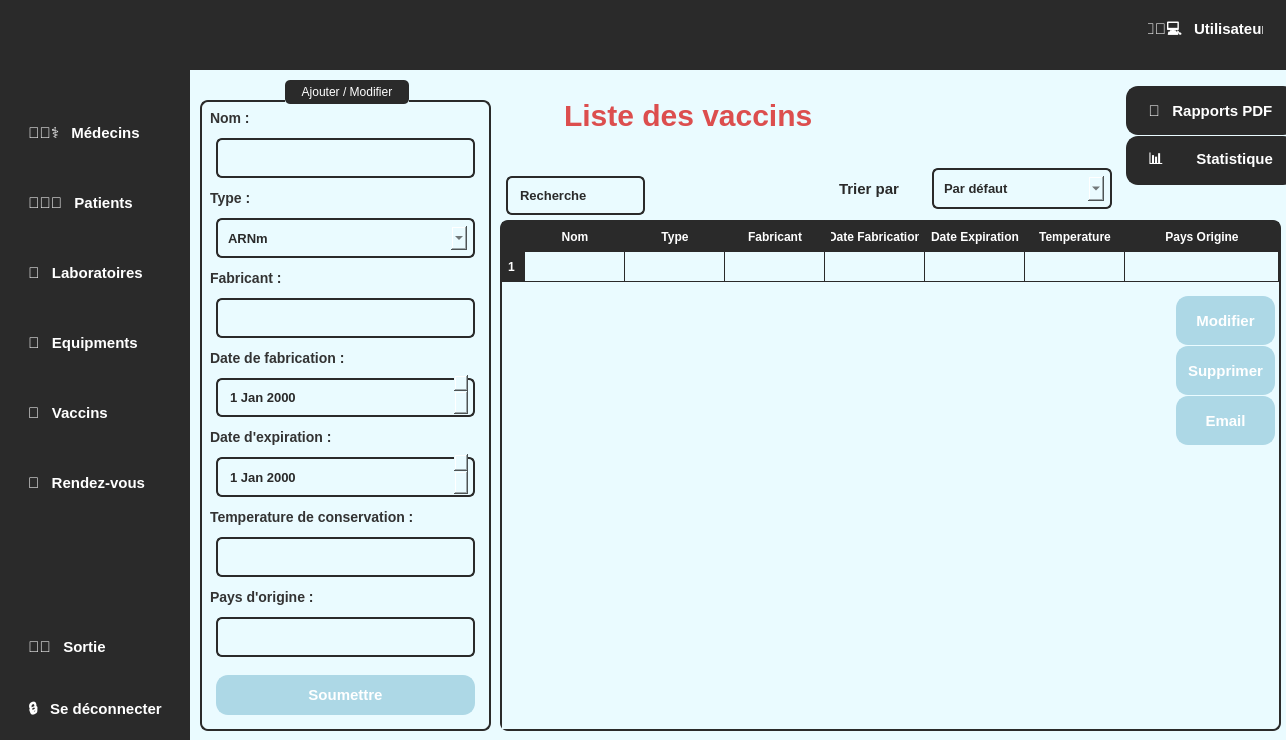
Above: mainwindow.ui from Projetcpp-2A19/projetcpp-2a19-smart-vaccination-center before the change. Below: the same form after it.
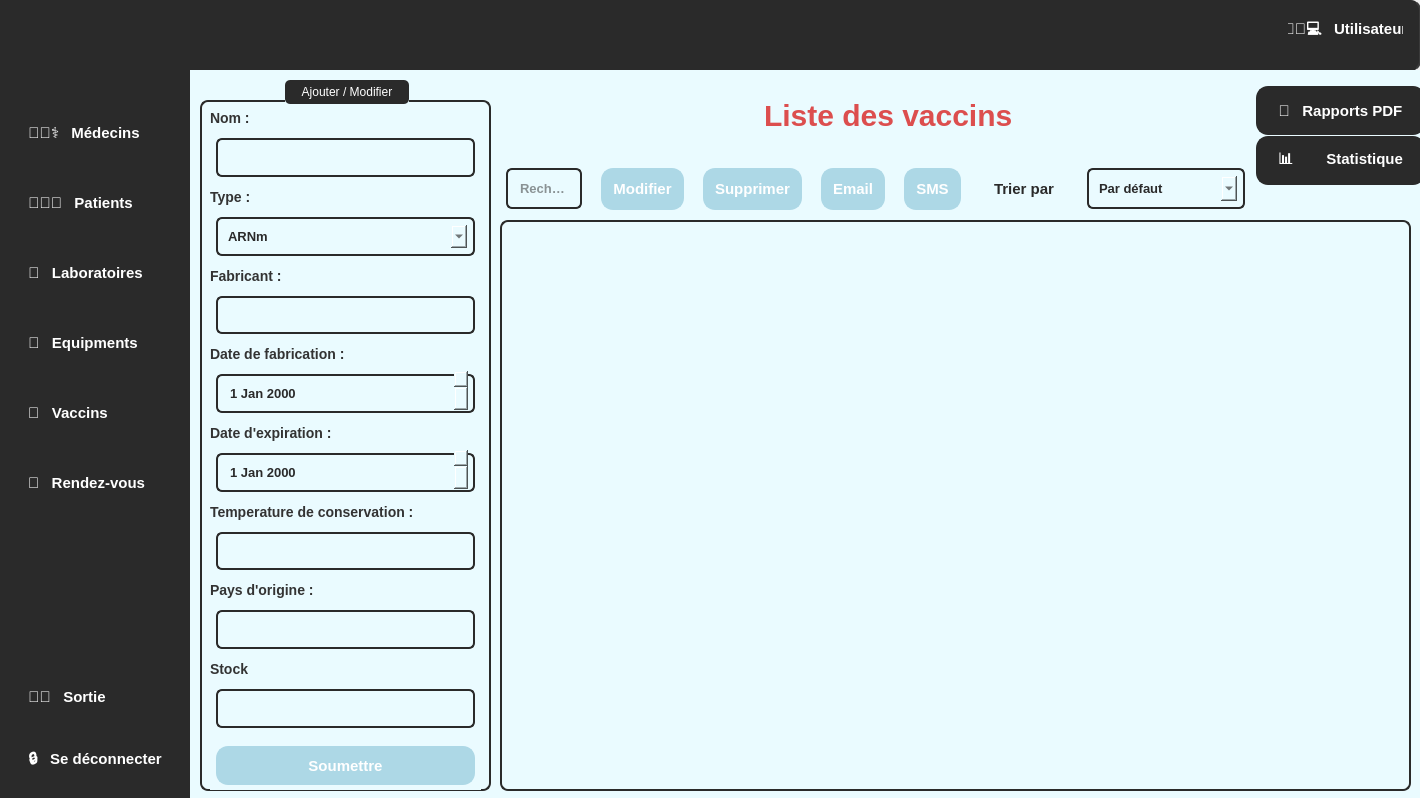
That is the form after the change. The open tabs and pages were chosen to show the change. Icons and pictures are not drawn.

What changed in the file:
```diff
--- a/mainwindow.ui
+++ b/mainwindow.ui
@@ -9,8 +9,8 @@
    <rect>
     <x>0</x>
     <y>0</y>
-    <width>1286</width>
-    <height>740</height>
+    <width>1420</width>
+    <height>798</height>
    </rect>
   </property>
   <property name="minimumSize">
@@ -35,7 +35,7 @@
       <x>0</x>
       <y>0</y>
       <width>191</width>
-      <height>741</height>
+      <height>801</height>
      </rect>
     </property>
     <property name="styleSheet">
@@ -493,7 +493,7 @@
      <property name="geometry">
       <rect>
        <x>10</x>
-       <y>620</y>
+       <y>670</y>
        <width>181</width>
        <height>121</height>
       </rect>
@@ -601,7 +601,7 @@
      <rect>
       <x>180</x>
       <y>0</y>
-      <width>1121</width>
+      <width>1241</width>
       <height>71</height>
      </rect>
     </property>
@@ -671,7 +671,7 @@
     <widget class="QPushButton" name="btnuser">
      <property name="geometry">
       <rect>
-       <x>950</x>
+       <x>1090</x>
        <y>0</y>
        <width>151</width>
        <height>61</height>
@@ -727,8 +727,8 @@
      <rect>
       <x>190</x>
       <y>70</y>
-      <width>1101</width>
-      <height>671</height>
+      <width>1231</width>
+      <height>731</height>
      </rect>
     </property>
     <property name="styleSheet">
@@ -7349,8 +7349,8 @@
        <rect>
         <x>0</x>
         <y>0</y>
-        <width>1101</width>
-        <height>671</height>
+        <width>1231</width>
+        <height>731</height>
        </rect>
       </property>
       <property name="styleSheet">
@@ -7400,10 +7400,116 @@
        <property name="styleSheet">
         <string notr="true">color : black;</string>
        </property>
+       <widget class="QPushButton" name="pdfButton">
+        <property name="geometry">
+         <rect>
+          <x>1060</x>
+          <y>10</y>
+          <width>181</width>
+          <height>61</height>
+         </rect>
+        </property>
+        <property name="styleSheet">
+         <string notr="true">QPushButton {
+    background-color: #2a2a2a   ;
+    color: #ffffff;
+    border: 2px solid #2a2a2a   ;
+    padding: 10px;
+    margin: 6px;
+    border-radius: 12px;
+    font-size: 15px;
+    font-weight: bold;
+    transition: all 0.3s ease-in-out;
+}
+
+QPushButton:hover {
+    background-color: #606060;
+    border-color: #777777;
+}
+
+QPushButton:pressed {
+    background-color: #787878;
+    border-color: #909090;
+}
+
+QPushButton:disabled {
+    background-color: #353535;
+    color: #ffffff;
+    border-color: #444444;
+}
+</string>
+        </property>
+        <property name="text">
+         <string>📑   Rapports PDF</string>
+        </property>
+        <property name="icon">
+         <iconset>
+          <normaloff>:/new/prefix1/icons/microscope_4131002.png</normaloff>:/new/prefix1/icons/microscope_4131002.png</iconset>
+        </property>
+        <property name="checkable">
+         <bool>true</bool>
+        </property>
+        <property name="autoExclusive">
+         <bool>true</bool>
+        </property>
+       </widget>
+       <widget class="QPushButton" name="btnvaccins2">
+        <property name="geometry">
+         <rect>
+          <x>1060</x>
+          <y>60</y>
+          <width>181</width>
+          <height>61</height>
+         </rect>
+        </property>
+        <property name="styleSheet">
+         <string notr="true">QPushButton {
+    background-color: #2a2a2a   ;
+    color: #ffffff;
+    border: 2px solid #2a2a2a   ;
+    padding: 10px;
+    margin: 6px;
+    border-radius: 12px;
+    font-size: 15px;
+    font-weight: bold;
+    transition: all 0.3s ease-in-out;
+}
+
+QPushButton:hover {
+    background-color: #606060;
+    border-color: #777777;
+}
+
+QPushButton:pressed {
+    background-color: #787878;
+    border-color: #909090;
+}
+
+QPushButton:disabled {
+    background-color: #353535;
+    color: #ffffff;
+    border-color: #444444;
+}
+</string>
+        </property>
+        <property name="text">
+         <string>📊        Statistique</string>
+        </property>
+        <property name="icon">
+         <iconset>
+          <normaloff>:/new/prefix1/icons/microscope_4131002.png</normaloff>:/new/prefix1/icons/microscope_4131002.png</iconset>
+        </property>
+        <property name="checkable">
+         <bool>true</bool>
+        </property>
+        <property name="autoExclusive">
+         <bool>true</bool>
+        </property>
+       </widget>
        <widget class="QLabel" name="label_223">
         <property name="geometry">
          <rect>
-          <x>350</x>
+          <x>550</x>
           <y>10</y>
           <width>341</width>
           <height>71</height>
@@ -7423,648 +7529,13 @@
          <string>Liste des vaccins</string>
         </property>
        </widget>
-       <widget class="QWidget" name="popupWidget_14" native="true">
-        <property name="geometry">
-         <rect>
-          <x>1140</x>
-          <y>650</y>
-          <width>51</width>
-          <height>81</height>
-         </rect>
-        </property>
-        <property name="styleSheet">
-         <string notr="true">QWidget {
-    background-color: #2a2a2a;
-    border-right: 2px solid #3a3a3a;
-    border-radius: 10px;
-}
-
-QPushButton {
-    background-color: #3a3a3a;
-    color: #ffffff;
-    border: none;
-    padding: 10px;
-    margin: 5px;
-    border-radius: 10px;
-}
-
-QPushButton:hover {
-    background-color: #4a4a4a;
-}
-
-QPushButton:pressed {
-    background-color: #666666;
-}
-
-QListWidget {
-    background-color: #2a2a2a;
-    color: #ffffff;
-    border: none;
-    border-radius: 10px;
-}
-
-QListWidget::item {
-    padding: 8px;
-    border-radius: 10px;
-}
-
-QListWidget::item:selected {
-    background-color: #4a4a4a;
-}
-
-QScrollBar:vertical {
-    border: none;
-    background: #2a2a2a;
-    width: 8px;
-    margin: 0px 0px 0px 0px;
-    border-radius: 10px;
-}
-
-QScrollBar::handle:vertical {
-    background: #555555;
-    border-radius: 10px;
-}
-
-QScrollBar::handle:vertical:hover {
-    background: #777777;
-}
-
-QScrollBar::add-line:vertical, QScrollBar::sub-line:vertical {
-    border: none;
-    background: none;
-}
-</string>
-        </property>
-        <widget class="QPushButton" name="pushButton_42">
-         <property name="geometry">
-          <rect>
-           <x>30</x>
-           <y>70</y>
-           <width>111</width>
-           <height>51</height>
-          </rect>
-         </property>
-         <property name="styleSheet">
-          <string notr="true">QPushButton {
-    background-color: #2a2a2a;
-    color: #ffffff;
-    border: 2px solid #2a2a2a;
-    padding: 10px;
-    margin: 6px;
-    border-radius: 12px;
-    font-size: 11px;
-    font-weight: bold;
-    text-transform: uppercase;
-    transition: all 0.3s ease-in-out;
-}
-
-QPushButton:hover {
-    background-color: #606060;
-    border-color: #777777;
-}
-
-QPushButton:pressed {
-    background-color: #787878;
-    border-color: #909090;
-}
-
-QPushButton:disabled {
-    background-color: #353535;
-    color: #ffffff;
-    border-color: #444444;
-}
-</string>
-         </property>
-         <property name="text">
-          <string>testtt</string>
-         </property>
-        </widget>
-        <widget class="QPushButton" name="pushButton_43">
-         <property name="geometry">
-          <rect>
-           <x>20</x>
-           <y>0</y>
-           <width>131</width>
-           <height>61</height>
-          </rect>
-         </property>
-         <property name="styleSheet">
-          <string notr="true">QPushButton {
-    background-color: #2a2a2a;
-    color: #ffffff;
-    border: 2px solid #2a2a2a;
-    padding: 10px;
-    margin: 6px;
-    border-radius: 12px;
-    font-size: 11px;
-    font-weight: bold;
-    text-transform: uppercase;
-    transition: all 0.3s ease-in-out;
-}
-
-QPushButton:hover {
-    background-color: #606060;
-    border-color: #777777;
-}
-
-QPushButton:pressed {
-    background-color: #787878;
-    border-color: #909090;
-}
-
-QPushButton:disabled {
-    background-color: #353535;
-    color: #ffffff;
-    border-color: #444444;
-}
-</string>
-         </property>
-         <property name="text">
-          <string>testtt</string>
-         </property>
-        </widget>
-        <widget class="QPushButton" name="pushButton_44">
-         <property name="geometry">
-          <rect>
-           <x>20</x>
-           <y>30</y>
-           <width>131</width>
-           <height>61</height>
-          </rect>
-         </property>
-         <property name="styleSheet">
-          <string notr="true">QPushButton {
-    background-color: #2a2a2a;
-    color: #ffffff;
-    border: 2px solid #2a2a2a;
-    padding: 10px;
-    margin: 6px;
-    border-radius: 12px;
-    font-size: 11px;
-    font-weight: bold;
-    text-transform: uppercase;
-    transition: all 0.3s ease-in-out;
-}
-
-QPushButton:hover {
-    background-color: #606060;
-    border-color: #777777;
-}
-
-QPushButton:pressed {
-    background-color: #787878;
-    border-color: #909090;
-}
-
-QPushButton:disabled {
-    background-color: #353535;
-    color: #ffffff;
-    border-color: #444444;
-}
-</string>
-         </property>
-         <property name="text">
-          <string>testtt</string>
-         </property>
-        </widget>
-       </widget>
-       <widget class="QTableWidget" name="tableau5">
-        <property name="geometry">
-         <rect>
-          <x>310</x>
-          <y>150</y>
-          <width>781</width>
-          <height>511</height>
-         </rect>
-        </property>
-        <property name="minimumSize">
-         <size>
-          <width>781</width>
-          <height>0</height>
-         </size>
-        </property>
-        <property name="maximumSize">
-         <size>
-          <width>781</width>
-          <height>511</height>
-         </size>
-        </property>
-        <property name="layoutDirection">
-         <enum>Qt::LayoutDirection::LeftToRight</enum>
-        </property>
-        <property name="autoFillBackground">
-         <bool>false</bool>
-        </property>
-        <property name="styleSheet">
-         <string notr="true">QTableWidget {
-    background-color: rgb(234, 251, 255);
-    border: 2px solid #2a2a2a;
-    border-radius: 8px;
-    gridline-color: #2a2a2a;
-    selection-background-color: #2a2a2a;
-    selection-color: white;
-}
-
-QHeaderView::section {
-    background-color: #2a2a2a;
-    color: white;
-    padding: 5px;
-    border: 1px solid #2a2a2a;
-    font-weight: bold;
-}
-
-QTableWidget QTableCornerButton::section {
-    background-color: #2a2a2a;
-    border: 1px solid #2a2a2a;
-}
-
-QTableWidget::item {
-    padding: 5px;
-}
-
-QTableWidget::item:selected {
-    background-color: #2a2a2a;
-    color: white;
-}
-
-QTableWidget::item:hover {
-    background-color: rgb(200, 240, 250);
-}
-</string>
-        </property>
-        <property name="lineWidth">
-         <number>144</number>
-        </property>
-        <property name="sizeAdjustPolicy">
-         <enum>QAbstractScrollArea::SizeAdjustPolicy::AdjustToContents</enum>
-        </property>
-        <attribute name="horizontalHeaderStretchLastSection">
-         <bool>true</bool>
-        </attribute>
-        <row/>
-        <column>
-         <property name="text">
-          <string>Nom</string>
-         </property>
-        </column>
-        <column>
-         <property name="text">
-          <string>Type</string>
-         </property>
-        </column>
-        <column>
-         <property name="text">
-          <string>Fabricant</string>
-         </property>
-        </column>
-        <column>
-         <property name="text">
-          <string>Date Fabrication</string>
-         </property>
-        </column>
-        <column>
-         <property name="text">
-          <string>Date Expiration</string>
-         </property>
-        </column>
-        <column>
-         <property name="text">
-          <string>Temperature</string>
-         </property>
-        </column>
-        <column>
-         <property name="text">
-          <string>Pays Origine</string>
-         </property>
-        </column>
-       </widget>
-       <widget class="QLineEdit" name="lineEdit_86">
-        <property name="geometry">
-         <rect>
-          <x>310</x>
-          <y>100</y>
-          <width>151</width>
-          <height>51</height>
-         </rect>
-        </property>
-        <property name="styleSheet">
-         <string notr="true">border: 2px solid #2a2a2a ; /* Blue border */
-        border-radius: 6px;
-        padding: 5px 8px;
- color: #2a2a2a  ;
-    padding: 10px;
-    margin: 6px;
-    font-size: 13px;
-    font-weight: bold;
-        selection-background-color: #cce5ff; /* Light blue selection */
-
-text : search
-</string>
-        </property>
-        <property name="text">
-         <string>Recherche</string>
-        </property>
-       </widget>
-       <widget class="QPushButton" name="pushButton_159">
-        <property name="geometry">
-         <rect>
-          <x>980</x>
-          <y>220</y>
-          <width>111</width>
-          <height>61</height>
-         </rect>
-        </property>
-        <property name="styleSheet">
-         <string notr="true">QPushButton {
-    background-color: rgb(173, 216, 230);
-    color: #ffffff;
-    border: 2px solid rgb(173, 216, 230);
-    padding: 10px;
-    margin: 6px;
-    border-radius: 12px;
-    font-size: 15px;
-    font-weight: bold;
-    transition: all 0.3s ease-in-out;
-}
-
-QPushButton:hover {
-    background-color: #606060;
-    border-color: #777777;
-}
-
-QPushButton:pressed {
-    background-color: #787878;
-    border-color: #909090;
-}
-
-QPushButton:disabled {
-    background-color: #353535;
-    color: #ffffff;
-    border-color: #444444;
-}
-</string>
-        </property>
-        <property name="text">
-         <string>Modifier</string>
-        </property>
-       </widget>
-       <widget class="QPushButton" name="pushButton_160">
-        <property name="geometry">
-         <rect>
-          <x>980</x>
-          <y>270</y>
-          <width>111</width>
-          <height>61</height>
-         </rect>
-        </property>
-        <property name="styleSheet">
-         <string notr="true">QPushButton {
-    background-color: rgb(173, 216, 230);
-    color: #ffffff;
-    border: 2px solid rgb(173, 216, 230);
-    padding: 10px;
-    margin: 6px;
-    border-radius: 12px;
-    font-size: 15px;
-    font-weight: bold;
-    transition: all 0.3s ease-in-out;
-}
-
-QPushButton:hover {
-    background-color: #606060;
-    border-color: #777777;
-}
-
-QPushButton:pressed {
-    background-color: #787878;
-    border-color: #909090;
-}
-
-QPushButton:disabled {
-    background-color: #353535;
-    color: #ffffff;
-    border-color: #444444;
-}
-</string>
-        </property>
-        <property name="text">
-         <string>Supprimer</string>
-        </property>
-       </widget>
-       <widget class="QPushButton" name="btnvaccins3">
-        <property name="geometry">
-         <rect>
-          <x>930</x>
-          <y>10</y>
-          <width>181</width>
-          <height>61</height>
-         </rect>
-        </property>
-        <property name="styleSheet">
-         <string notr="true">QPushButton {
-    background-color: #2a2a2a   ;
-    color: #ffffff;
-    border: 2px solid #2a2a2a   ;
-    padding: 10px;
-    margin: 6px;
-    border-radius: 12px;
-    font-size: 15px;
-    font-weight: bold;
-    transition: all 0.3s ease-in-out;
-}
-
-QPushButton:hover {
-    background-color: #606060;
-    border-color: #777777;
-}
-
-QPushButton:pressed {
-    background-color: #787878;
-    border-color: #909090;
-}
-
-QPushButton:disabled {
-    background-color: #353535;
-    color: #ffffff;
-    border-color: #444444;
-}
-</string>
-        </property>
-        <property name="text">
-         <string>📑   Rapports PDF</string>
-        </property>
-        <property name="icon">
-         <iconset>
-          <normaloff>:/new/prefix1/icons/microscope_4131002.png</normaloff>:/new/prefix1/icons/microscope_4131002.png</iconset>
-        </property>
-        <property name="checkable">
-         <bool>true</bool>
-        </property>
-        <property name="autoExclusive">
-         <bool>true</bool>
-        </property>
-       </widget>
-       <widget class="QPushButton" name="btnvaccins2">
-        <property name="geometry">
-         <rect>
-          <x>930</x>
-          <y>60</y>
-          <width>181</width>
-          <height>61</height>
-         </rect>
-        </property>
-        <property name="styleSheet">
-         <string notr="true">QPushButton {
-    background-color: #2a2a2a   ;
-    color: #ffffff;
-    border: 2px solid #2a2a2a   ;
-    padding: 10px;
-    margin: 6px;
-    border-radius: 12px;
-    font-size: 15px;
-    font-weight: bold;
-    transition: all 0.3s ease-in-out;
-}
-
-QPushButton:hover {
-    background-color: #606060;
-    border-color: #777777;
-}
-
-QPushButton:pressed {
-    background-color: #787878;
-    border-color: #909090;
-}
-
-QPushButton:disabled {
-    background-color: #353535;
-    color: #ffffff;
-    border-color: #444444;
-}
-</string>
-        </property>
-        <property name="text">
-         <string>📊        Statistique</string>
-        </property>
-        <property name="icon">
-         <iconset>
-          <normaloff>:/new/prefix1/icons/microscope_4131002.png</normaloff>:/new/prefix1/icons/microscope_4131002.png</iconset>
-        </property>
-        <property name="checkable">
-         <bool>true</bool>
-        </property>
-        <property name="autoExclusive">
-         <bool>true</bool>
-        </property>
-       </widget>
-       <widget class="QWidget" name="layoutWidget_27">
-        <property name="geometry">
-         <rect>
-          <x>537</x>
-          <y>90</y>
-          <width>391</width>
-          <height>57</height>
-         </rect>
-        </property>
-        <layout class="QHBoxLayout" name="horizontalLayout_14">
-         <property name="spacing">
-          <number>7</number>
-         </property>
-         <item alignment="Qt::AlignmentFlag::AlignRight">
-          <widget class="QLabel" name="label_231">
-           <property name="styleSheet">
-            <string notr="true"> color: #2a2a2a  ;
-    padding: 10px;
-    margin: 6px;
-    font-size: 15px;
-    font-weight: bold;
- </string>
-           </property>
-           <property name="text">
-            <string>Trier par</string>
-           </property>
-          </widget>
-         </item>
-         <item>
-          <widget class="QComboBox" name="comboBox_26">
-           <property name="styleSheet">
-            <string notr="true">border: 2px solid #2a2a2a ; /* Blue border */
-        border-radius: 6px;
-        padding: 5px 8px;
- color: #2a2a2a  ;
-    padding: 10px;
-    margin: 6px;
-    font-size: 13px;
-    font-weight: bold;
-        selection-background-color: #cce5ff; /* Light blue selection */
-
-text : search
-</string>
-           </property>
-           <item>
-            <property name="text">
-             <string>Par défaut</string>
-            </property>
-           </item>
-           <item>
-            <property name="text">
-             <string>Date de fabrication</string>
-            </property>
-           </item>
-          </widget>
-         </item>
-        </layout>
-       </widget>
-       <widget class="QPushButton" name="pushButton_161">
-        <property name="geometry">
-         <rect>
-          <x>980</x>
-          <y>320</y>
-          <width>111</width>
-          <height>61</height>
-         </rect>
-        </property>
-        <property name="styleSheet">
-         <string notr="true">QPushButton {
-    background-color: rgb(173, 216, 230);
-    color: #ffffff;
-    border: 2px solid rgb(173, 216, 230);
-    padding: 10px;
-    margin: 6px;
-    border-radius: 12px;
-    font-size: 15px;
-    font-weight: bold;
-    transition: all 0.3s ease-in-out;
-}
-
-QPushButton:hover {
-    background-color: #606060;
-    border-color: #777777;
-}
-
-QPushButton:pressed {
-    background-color: #787878;
-    border-color: #909090;
-}
-
-QPushButton:disabled {
-    background-color: #353535;
-    color: #ffffff;
-    border-color: #444444;
-}
-</string>
-        </property>
-        <property name="text">
-         <string>Email</string>
-        </property>
-       </widget>
        <widget class="QGroupBox" name="groupBox_18">
         <property name="geometry">
          <rect>
           <x>10</x>
           <y>10</y>
           <width>291</width>
-          <height>651</height>
+          <height>711</height>
          </rect>
         </property>
         <property name="styleSheet">
@@ -8094,7 +7565,7 @@
            <x>10</x>
            <y>30</y>
            <width>271</width>
-           <height>611</height>
+           <height>680</height>
           </rect>
          </property>
          <layout class="QVBoxLayout" name="verticalLayout_16">
@@ -8322,7 +7793,37 @@
            </widget>
           </item>
           <item>
-           <widget class="QPushButton" name="pushButton_158">
+           <widget class="QLabel" name="label_239">
+            <property name="styleSheet">
+             <string notr="true">font-size: 14px;
+        font-weight: bold;
+        color: #333; /* Dark gray text */
+        background: transparent;</string>
+            </property>
+            <property name="text">
+             <string>Stock</string>
+            </property>
+           </widget>
+          </item>
+          <item>
+           <widget class="QLineEdit" name="stock">
+            <property name="styleSheet">
+             <string notr="true">border: 2px solid #2a2a2a ; /* Blue border */
+        border-radius: 6px;
+        padding: 5px 8px;
+         color: #2a2a2a;
+    padding: 10px;
+    margin: 6px;
+    font-size: 13px;
+    font-weight: bold;
+        selection-background-color: #cce5ff; /* Light blue selection */
+
+</string>
+            </property>
+           </widget>
+          </item>
+          <item>
+           <widget class="QPushButton" name="submit">
             <property name="styleSheet">
              <string notr="true">QPushButton {
     background-color: rgb(173, 216, 230);
@@ -8361,6 +7862,315 @@
          </layout>
         </widget>
        </widget>
+       <widget class="QWidget" name="layoutWidget_27">
+        <property name="geometry">
+         <rect>
+          <x>310</x>
+          <y>90</y>
+          <width>751</width>
+          <height>58</height>
+         </rect>
+        </property>
+        <layout class="QHBoxLayout" name="horizontalLayout_14">
+         <property name="spacing">
+          <number>7</number>
+         </property>
+         <item>
+          <widget class="QLineEdit" name="searchLineEdit">
+           <property name="styleSheet">
+            <string notr="true">border: 2px solid #2a2a2a ; /* Blue border */
+        border-radius: 6px;
+        padding: 5px 8px;
+ color: #2a2a2a  ;
+    padding: 10px;
+    margin: 6px;
+    font-size: 13px;
+    font-weight: bold;
+        selection-background-color: #cce5ff; /* Light blue selection */
+
+text : search
+</string>
+           </property>
+           <property name="text">
+            <string/>
+           </property>
+           <property name="placeholderText">
+            <string>Recherche</string>
+           </property>
+          </widget>
+         </item>
+         <item>
+          <widget class="QPushButton" name="pushButton_159">
+           <property name="styleSheet">
+            <string notr="true">QPushButton {
+    background-color: rgb(173, 216, 230);
+    color: #ffffff;
+    border: 2px solid rgb(173, 216, 230);
+    padding: 10px;
+    margin: 6px;
+    border-radius: 12px;
+    font-size: 15px;
+    font-weight: bold;
+    transition: all 0.3s ease-in-out;
+}
+
+QPushButton:hover {
+    background-color: #606060;
+    border-color: #777777;
+}
+
+QPushButton:pressed {
+    background-color: #787878;
+    border-color: #909090;
+}
+
+QPushButton:disabled {
+    background-color: #353535;
+    color: #ffffff;
+    border-color: #444444;
+}
+</string>
+           </property>
+           <property name="text">
+            <string>Modifier</string>
+           </property>
+          </widget>
+         </item>
+         <item>
+          <widget class="QPushButton" name="del">
+           <property name="styleSheet">
+            <string notr="true">QPushButton {
+    background-color: rgb(173, 216, 230);
+    color: #ffffff;
+    border: 2px solid rgb(173, 216, 230);
+    padding: 10px;
+    margin: 6px;
+    border-radius: 12px;
+    font-size: 15px;
+    font-weight: bold;
+    transition: all 0.3s ease-in-out;
+}
+
+QPushButton:hover {
+    background-color: #606060;
+    border-color: #777777;
+}
+
+QPushButton:pressed {
+    background-color: #787878;
+    border-color: #909090;
+}
+
+QPushButton:disabled {
+    background-color: #353535;
+    color: #ffffff;
+    border-color: #444444;
+}
+</string>
+           </property>
+           <property name="text">
+            <string>Supprimer</string>
+           </property>
+          </widget>
+         </item>
+         <item>
+          <widget class="QPushButton" name="emailButton">
+           <property name="styleSheet">
+            <string notr="true">QPushButton {
+    background-color: rgb(173, 216, 230);
+    color: #ffffff;
+    border: 2px solid rgb(173, 216, 230);
+    padding: 10px;
+    margin: 6px;
+    border-radius: 12px;
+    font-size: 15px;
+    font-weight: bold;
+    transition: all 0.3s ease-in-out;
+}
+
+QPushButton:hover {
+    background-color: #606060;
+    border-color: #777777;
+}
+
+QPushButton:pressed {
+    background-color: #787878;
+    border-color: #909090;
+}
+
+QPushButton:disabled {
+    background-color: #353535;
+    color: #ffffff;
+    border-color: #444444;
+}
+</string>
+           </property>
+           <property name="text">
+            <string>Email</string>
+           </property>
+          </widget>
+         </item>
+         <item>
+          <widget class="QPushButton" name="sms">
+           <property name="styleSheet">
+            <string notr="true">QPushButton {
+    background-color: rgb(173, 216, 230);
+    color: #ffffff;
+    border: 2px solid rgb(173, 216, 230);
+    padding: 10px;
+    margin: 6px;
+    border-radius: 12px;
+    font-size: 15px;
+    font-weight: bold;
+    transition: all 0.3s ease-in-out;
+}
+
+QPushButton:hover {
+    background-color: #606060;
+    border-color: #777777;
+}
+
+QPushButton:pressed {
+    background-color: #787878;
+    border-color: #909090;
+}
+
+QPushButton:disabled {
+    background-color: #353535;
+    color: #ffffff;
+    border-color: #444444;
+}
+</string>
+           </property>
+           <property name="text">
+            <string>SMS</string>
+           </property>
+          </widget>
+         </item>
+         <item>
+          <widget class="QLabel" name="label_231">
+           <property name="styleSheet">
+            <string notr="true"> color: #2a2a2a  ;
+    padding: 10px;
+    margin: 6px;
+    font-size: 15px;
+    font-weight: bold;
+ </string>
+           </property>
+           <property name="text">
+            <string>Trier par</string>
+           </property>
+          </widget>
+         </item>
+         <item>
+          <widget class="QComboBox" name="sortComboBox">
+           <property name="styleSheet">
+            <string notr="true">border: 2px solid #2a2a2a ; /* Blue border */
+        border-radius: 6px;
+        padding: 5px 8px;
+ color: #2a2a2a  ;
+    padding: 10px;
+    margin: 6px;
+    font-size: 13px;
+    font-weight: bold;
+        selection-background-color: #cce5ff; /* Light blue selection */
+
+text : search
+</string>
+           </property>
+           <item>
+            <property name="text">
+             <string>Par défaut</string>
+            </property>
+           </item>
+           <item>
+            <property name="text">
+             <string>Date de fabrication</string>
+            </property>
+           </item>
+          </widget>
+         </item>
+        </layout>
+       </widget>
+       <widget class="QTableView" name="tableau5">
+        <property name="geometry">
+         <rect>
+          <x>310</x>
+          <y>150</y>
+          <width>911</width>
+          <height>571</height>
+         </rect>
+        </property>
+        <property name="minimumSize">
+         <size>
+          <width>781</width>
+          <height>0</height>
+         </size>
+        </property>
+        <property name="maximumSize">
+         <size>
+          <width>1500</width>
+          <height>600</height>
+         </size>
+        </property>
+        <property name="layoutDirection">
+         <enum>Qt::LayoutDirection::LeftToRight</enum>
+        </property>
+        <property name="autoFillBackground">
+         <bool>false</bool>
+        </property>
+        <property name="styleSheet">
+         <string notr="true">QTableView {
+    background-color: rgb(234, 251, 255);
+    border: 2px solid #2a2a2a;
+    border-radius: 8px;
+    gridline-color: #2a2a2a;
+    selection-background-color: #2a2a2a;
+    selection-color: white;
+	padding: 5px;
+}
+
+QHeaderView::section {
+    background-color: #2a2a2a;
+    color: white;
+    padding: 5px;
+    border: 1px solid #2a2a2a;
+    font-weight: bold;
+}
+
+QTableView QTableCornerButton::section {
+    background-color: #2a2a2a;
+    border: 1px solid #2a2a2a;
+    border-top-left-radius: 8px;
+}
+
+QTableView::item {
+    padding: 5px;
+    border-radius: 4px;
+}
+
+QTableView::item:selected {
+    background-color: rgb(173, 216, 230);
+    color: #ffffff;
+    border: 2px solid rgb(173, 216, 230);
+    border-radius: 4px;
+}
+
+QTableView::item:hover {
+    background-color: rgb(220, 78, 78);
+    border-radius: 4px;
+}</string>
+        </property>
+        <property name="lineWidth">
+         <number>144</number>
+        </property>
+        <property name="sizeAdjustPolicy">
+         <enum>QAbstractScrollArea::SizeAdjustPolicy::AdjustToContents</enum>
+        </property>
+        <attribute name="verticalHeaderCascadingSectionResizes">
+         <bool>true</bool>
+        </attribute>
+       </widget>
       </widget>
       <widget class="QWidget" name="equibment_14">
        <widget class="QLabel" name="label_232">
```
Left out of the diff: 261 changed lines with no effect on the pictures.
